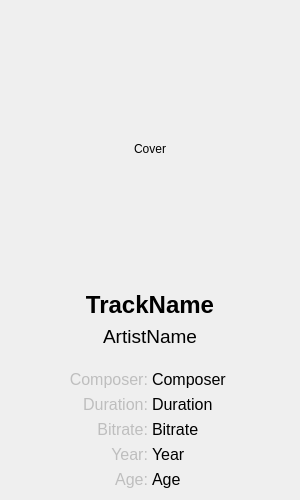
The window that src/libtomahawk/playlist/ColumnViewPreviewWidget.ui (tomahawk-player/tomahawk) describes before a commit, drawn with Qt 5.
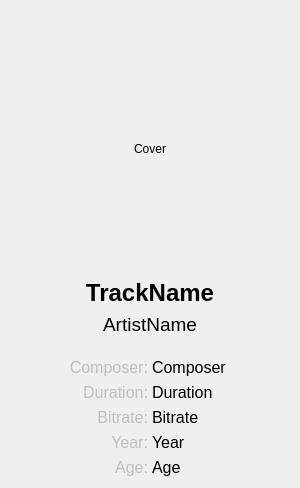
The same window after the commit. Custom widgets are drawn as their Qt base class.

Patch:
```diff
--- a/src/libtomahawk/playlist/ColumnViewPreviewWidget.ui
+++ b/src/libtomahawk/playlist/ColumnViewPreviewWidget.ui
@@ -7,7 +7,7 @@
     <x>0</x>
     <y>0</y>
     <width>300</width>
-    <height>500</height>
+    <height>488</height>
    </rect>
   </property>
   <property name="sizePolicy">
@@ -19,7 +19,7 @@
   <property name="minimumSize">
    <size>
     <width>300</width>
-    <height>500</height>
+    <height>488</height>
    </size>
   </property>
   <property name="windowTitle">
@@ -340,8 +340,8 @@
      </property>
      <property name="sizeHint" stdset="0">
       <size>
-       <width>17</width>
-       <height>15</height>
+       <width>20</width>
+       <height>8</height>
       </size>
      </property>
     </spacer>
```
